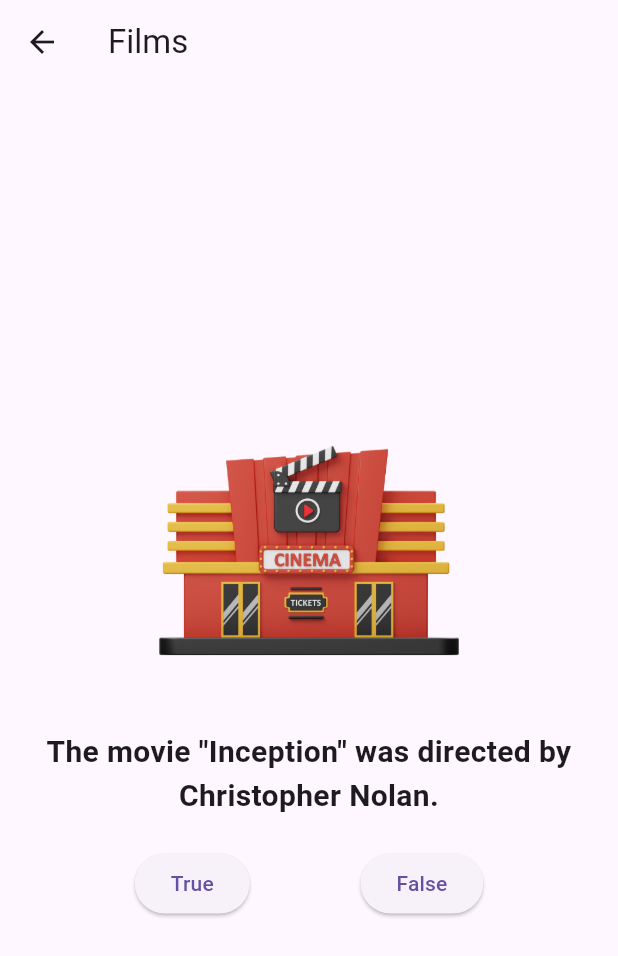
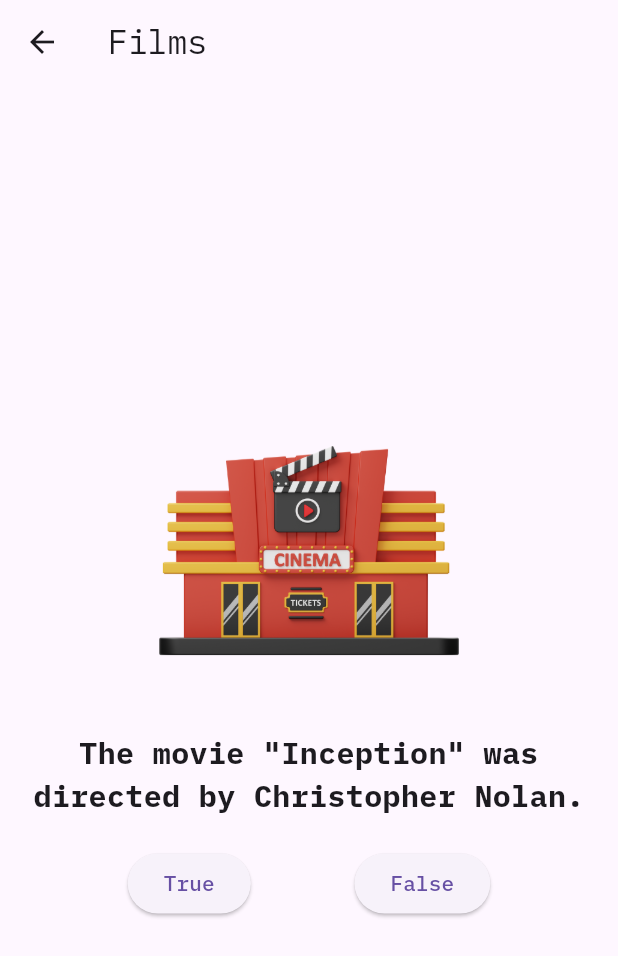
Before and after one commit to OumarLAM/quizz-app, a Flutter app: the screen it shows after launch, after a tap on "Films", on a phone screen of 412 x 824 dp. Shown: the top 956 px of the screen. Run offline on Flutter 3.47's test engine with Material 3 defaults, Android fonts, the phone set to English and light mode, and no system bars.

Commit message:
Set the entire app font to IBM and and add hover effect when clicking on categories

```diff
--- a/lib/main.dart
+++ b/lib/main.dart
@@ -16,8 +16,9 @@ class MainApp extends StatelessWidget {
       theme: ThemeData(
         primarySwatch: Colors.blue,
         visualDensity: VisualDensity.adaptivePlatformDensity,
+        fontFamily: 'IBM',
       ),
-      home: CategoriesPage(),
+      home: const CategoriesPage(),
     );
   }
 }
--- a/lib/screens/categories_page.dart
+++ b/lib/screens/categories_page.dart
@@ -15,10 +15,8 @@ class CategoriesPage extends StatelessWidget {
             padding: const EdgeInsets.symmetric(horizontal: 16, vertical: 8),
             child: const Text(
               'Quiz Categories',
-              style:
-                  TextStyle(
+              style: TextStyle(
                 color: Colors.black,
-                    fontFamily: 'IBM',
                 fontWeight: FontWeight.bold,
               ),
             ),
@@ -65,7 +63,7 @@ class CategoryCard extends StatefulWidget {
 }
 
 class _CategoryCardState extends State<CategoryCard> {
-  bool _isHovered = false;
+  bool _isTapped = false;
 
   Color _getCategoryColor() {
     switch (widget.index) {
@@ -88,13 +86,12 @@ class _CategoryCardState extends State<CategoryCard> {
 
   @override
   Widget build(BuildContext context) {
-    return MouseRegion(
-      onEnter: (_) => setState(() => _isHovered = true),
-      onExit: (_) => setState(() => _isHovered = false),
-      child: AnimatedContainer(
-        duration: const Duration(milliseconds: 200),
-        transform: Matrix4.identity()..scale(_isHovered ? 1.05 : 1.0),
-        child: GestureDetector(
+    return GestureDetector(
+      onTapDown: (_) =>
+          setState(() => _isTapped = true),
+      onTapUp: (_) =>
+          setState(() => _isTapped = false),
+      onTapCancel: () => setState(() => _isTapped = false),
       onTap: () {
         Navigator.push(
           context,
@@ -103,8 +100,12 @@ class _CategoryCardState extends State<CategoryCard> {
           ),
         );
       },
+      child: AnimatedContainer(
+          duration: const Duration(milliseconds: 100),
+          transform: Matrix4.identity()
+            ..scale(_isTapped ? 1.05 : 1.0),
           child: Card(
-            elevation: _isHovered ? 18 : 4,
+            elevation: _isTapped ? 18 : 4,
             color: _getCategoryColor(),
             child: Column(
               mainAxisAlignment: MainAxisAlignment.center,
@@ -120,7 +121,6 @@ class _CategoryCardState extends State<CategoryCard> {
                   widget.category.name,
                   style: TextStyle(
                     fontSize: 18,
-                    fontFamily: 'IBM',
                     fontWeight: FontWeight.bold,
                     color: Colors.white,
                     shadows: [
@@ -134,9 +134,7 @@ class _CategoryCardState extends State<CategoryCard> {
                 ),
               ],
             ),
-          ),
-        ),
-      ),
+          )),
     );
   }
 }
```
Lines whose indentation alone changed are shown as unchanged.
